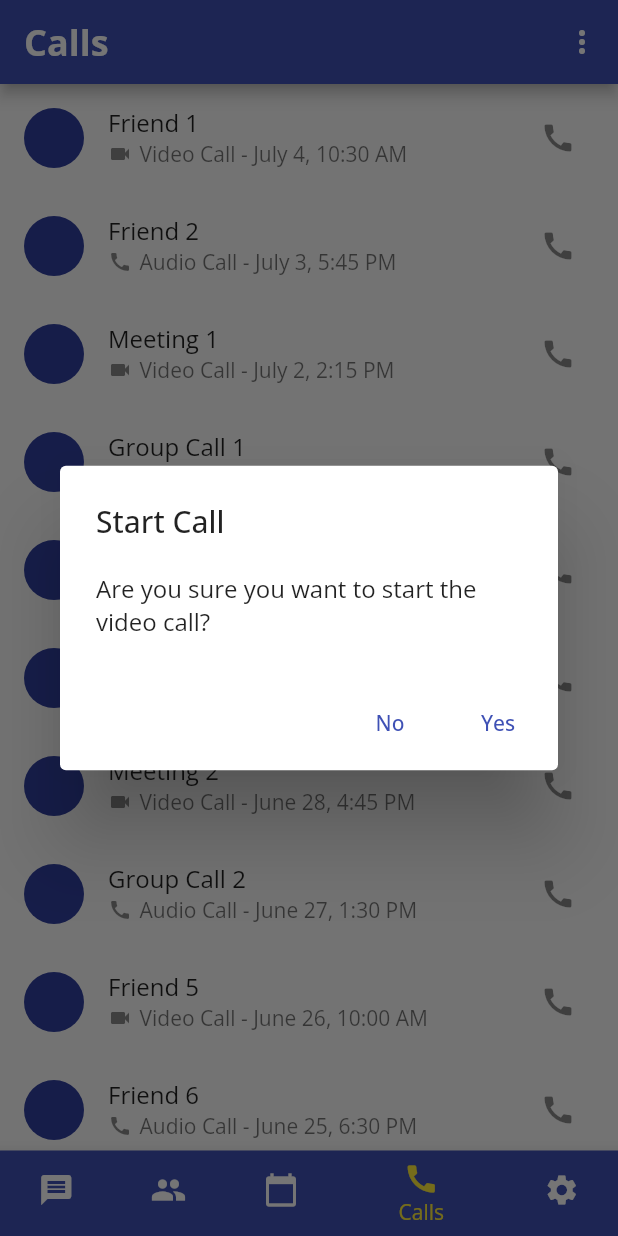
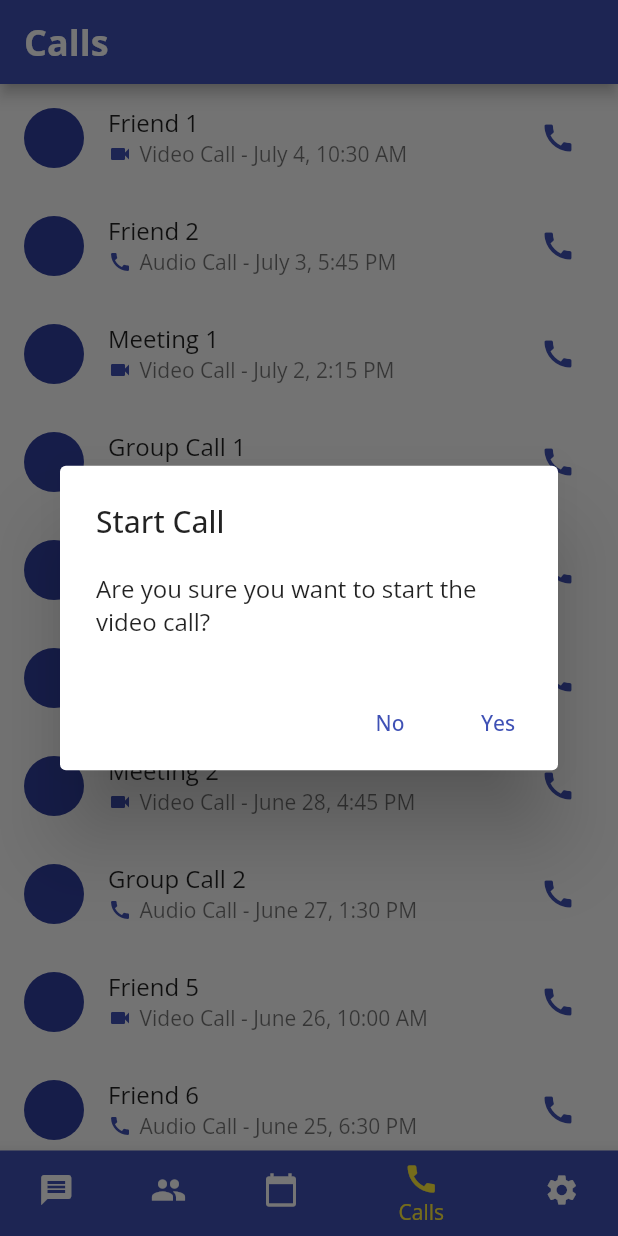
Before and after one commit to nangahamandine/cipher_comm, a Flutter app: the screen it shows after launch, item 4 of the bottom bar chosen, after a tap on the "call" icon, on a phone screen of 412 x 824 dp. Run offline on Flutter 3.47's test engine with Material 2 defaults, Android fonts, the phone set to English and light mode, and no system bars; our stand-ins replace contacts_service, firebase_auth, firebase_core, google_fonts, permission_handler; accounts and stored records are empty.

Commit message:
Recent updates

```diff
--- a/lib/screens/call_screen.dart
+++ b/lib/screens/call_screen.dart
@@ -189,7 +189,7 @@ class _CallScreenState extends State<CallScreen> {
         ),
         actions: [
           IconButton(
-            icon: Icon(Icons.more_vert),
+            icon: Icon(Icons.more_vert, color: Colors.indigo,),
             onPressed: () {
               // Implement more options functionality
             },
@@ -205,13 +205,13 @@ class _CallScreenState extends State<CallScreen> {
             title: Text('Friend 1'),
             subtitle: Row(
               children: [
-                Icon(Icons.videocam, size: 16),
+                Icon(Icons.videocam, size: 16, color: Colors.indigo,),
                 SizedBox(width: 5),
                 Text('Video Call - July 4, 10:30 AM'),
               ],
             ),
             trailing: IconButton(
-              icon: Icon(Icons.call),
+              icon: Icon(Icons.call, color: Colors.indigo,),
               onPressed: () => _startCall('video call'),
             ),
           ),
@@ -222,13 +222,13 @@ class _CallScreenState extends State<CallScreen> {
             title: Text('Friend 2'),
             subtitle: Row(
               children: [
-                Icon(Icons.call, size: 16),
+                Icon(Icons.call, size: 16, color: Colors.indigo,),
                 SizedBox(width: 5),
                 Text('Audio Call - July 3, 5:45 PM'),
               ],
             ),
             trailing: IconButton(
-              icon: Icon(Icons.call),
+              icon: Icon(Icons.call, color: Colors.indigo,),
               onPressed: () => _startCall('audio call'),
             ),
           ),
@@ -239,13 +239,13 @@ class _CallScreenState extends State<CallScreen> {
             title: Text('Meeting 1'),
             subtitle: Row(
               children: [
-                Icon(Icons.videocam, size: 16),
+                Icon(Icons.videocam, size: 16, color: Colors.indigo,),
                 SizedBox(width: 5),
                 Text('Video Call - July 2, 2:15 PM'),
               ],
             ),
             trailing: IconButton(
-              icon: Icon(Icons.call),
+              icon: Icon(Icons.call, color: Colors.indigo,),
               onPressed: () => _startCall('video call'),
             ),
           ),
@@ -256,13 +256,13 @@ class _CallScreenState extends State<CallScreen> {
             title: Text('Group Call 1'),
             subtitle: Row(
               children: [
-                Icon(Icons.call, size: 16),
+                Icon(Icons.call, size: 16, color: Colors.indigo,),
                 SizedBox(width: 5),
                 Text('Audio Call - July 1, 5:00 PM'),
               ],
             ),
             trailing: IconButton(
-              icon: Icon(Icons.call),
+              icon: Icon(Icons.call, color: Colors.indigo,),
               onPressed: () => _startCall('audio call'),
             ),
           ),
@@ -274,13 +274,13 @@ class _CallScreenState extends State<CallScreen> {
             title: Text('Friend 3'),
             subtitle: Row(
               children: [
-                Icon(Icons.videocam, size: 16),
+                Icon(Icons.videocam, size: 16, color: Colors.indigo,),
                 SizedBox(width: 5),
                 Text('Video Call - June 30, 3:30 PM'),
               ],
             ),
             trailing: IconButton(
-              icon: Icon(Icons.call),
+              icon: Icon(Icons.call, color: Colors.indigo,),
               onPressed: () => _startCall('video call'),
             ),
           ),
@@ -291,13 +291,13 @@ class _CallScreenState extends State<CallScreen> {
             title: Text('Friend 4'),
             subtitle: Row(
               children: [
-                Icon(Icons.call, size: 16),
+                Icon(Icons.call, size: 16, color: Colors.indigo,),
                 SizedBox(width: 5),
                 Text('Audio Call - June 29, 9:15 AM'),
               ],
             ),
             trailing: IconButton(
-              icon: Icon(Icons.call),
+              icon: Icon(Icons.call, color: Colors.indigo,),
               onPressed: () => _startCall('audio call'),
             ),
           ),
@@ -308,13 +308,13 @@ class _CallScreenState extends State<CallScreen> {
             title: Text('Meeting 2'),
             subtitle: Row(
               children: [
-                Icon(Icons.videocam, size: 16),
+                Icon(Icons.videocam, size: 16, color: Colors.indigo,),
                 SizedBox(width: 5),
                 Text('Video Call - June 28, 4:45 PM'),
               ],
             ),
             trailing: IconButton(
-              icon: Icon(Icons.call),
+              icon: Icon(Icons.call, color: Colors.indigo,),
               onPressed: () => _startCall('video call'),
             ),
           ),
@@ -325,13 +325,13 @@ class _CallScreenState extends State<CallScreen> {
             title: Text('Group Call 2'),
             subtitle: Row(
               children: [
-                Icon(Icons.call, size: 16),
+                Icon(Icons.call, size: 16, color: Colors.indigo,),
                 SizedBox(width: 5),
                 Text('Audio Call - June 27, 1:30 PM'),
               ],
             ),
             trailing: IconButton(
-              icon: Icon(Icons.call),
+              icon: Icon(Icons.call, color: Colors.indigo,),
               onPressed: () => _startCall('audio call'),
             ),
           ),
@@ -342,13 +342,13 @@ class _CallScreenState extends State<CallScreen> {
             title: Text('Friend 5'),
             subtitle: Row(
               children: [
-                Icon(Icons.videocam, size: 16),
+                Icon(Icons.videocam, size: 16, color: Colors.indigo,),
                 SizedBox(width: 5),
                 Text('Video Call - June 26, 10:00 AM'),
               ],
             ),
             trailing: IconButton(
-              icon: Icon(Icons.call),
+              icon: Icon(Icons.call, color: Colors.indigo,),
               onPressed: () => _startCall('video call'),
             ),
           ),
@@ -360,13 +360,13 @@ class _CallScreenState extends State<CallScreen> {
             title: Text('Friend 6'),
             subtitle: Row(
               children: [
-                Icon(Icons.call, size: 16),
+                Icon(Icons.call, size: 16, color: Colors.indigo,),
                 SizedBox(width: 5),
                 Text('Audio Call - June 25, 6:30 PM'),
               ],
             ),
             trailing: IconButton(
-              icon: Icon(Icons.call),
+              icon: Icon(Icons.call, color: Colors.indigo,),
               onPressed: () => _startCall('audio call'),
             ),
           ),
--- a/lib/screens/chat_screen.dart
+++ b/lib/screens/chat_screen.dart
@@ -270,6 +270,7 @@ class _ChatScreenState extends State<ChatScreen> {
                       Icon(
                         chat.isTyping ? Icons.mode_edit : Icons.done_all,
                         size: 16,
+                        color: Colors.indigo,
                       ),
                       SizedBox(width: 5),
                       Text(
```
Also changed, not shown: lib/app.dart (deleted, +0 -18 lines), lib/screens/contact_screen.dart (added, +97 -0 lines), lib/screens/group_screen.dart (+29 -3 lines), pubspec.lock.
